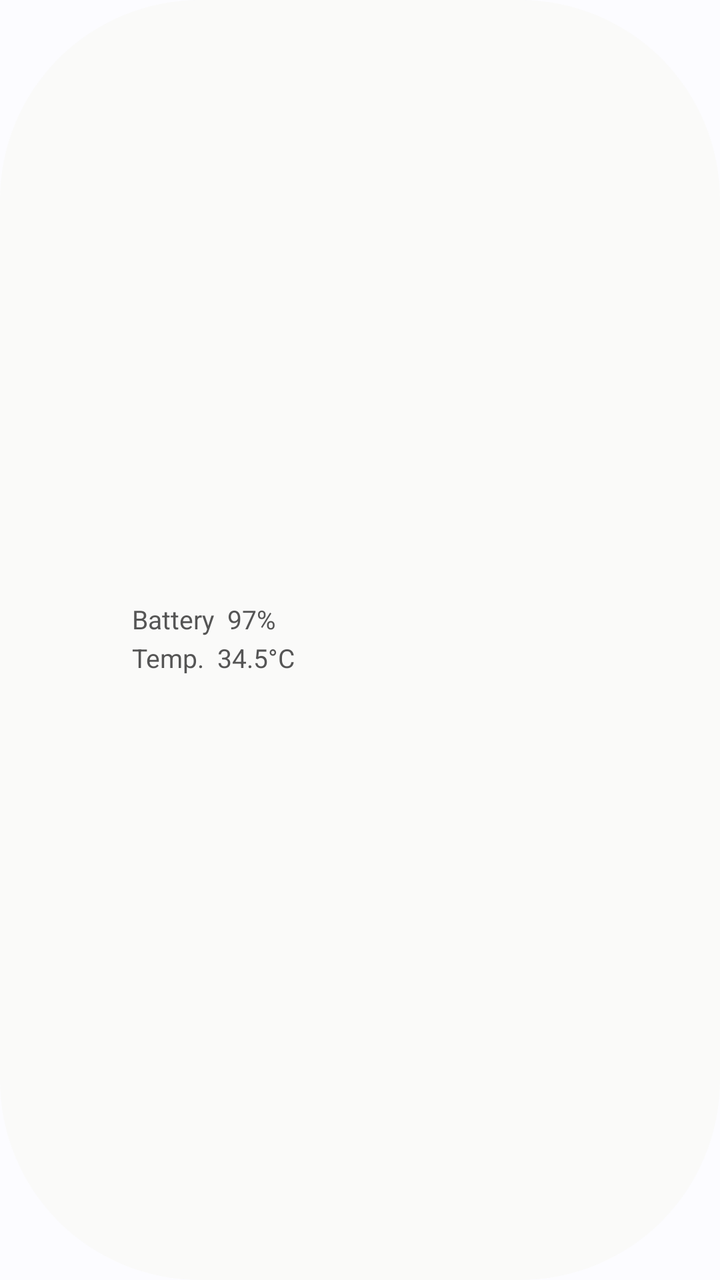
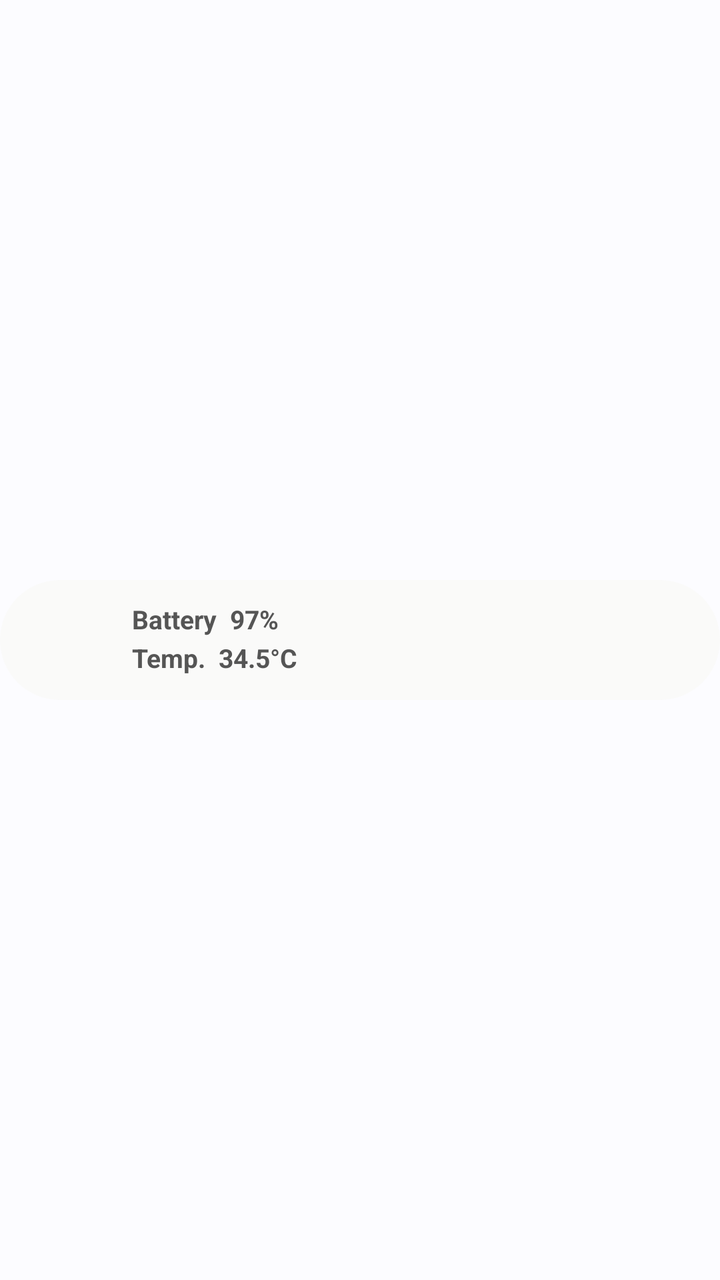

An Android layout rendered at two revisions. The XML below is the earlier revision; the diff shows what the commit changed to produce the second picture.
<!-- AndroidManifest.xml: application theme AppTheme -->
<!-- res/layout/widget_battery.xml -->
<?xml version="1.0" encoding="utf-8"?>
<FrameLayout xmlns:android="http://schemas.android.com/apk/res/android"
    android:id="@+id/widget_root"
    android:layout_width="match_parent"
    android:layout_height="match_parent"
    android:background="@drawable/widget_pill_bg">

    <LinearLayout
        android:layout_width="match_parent"
        android:layout_height="match_parent"
        android:gravity="center_vertical"
        android:orientation="horizontal"
        android:paddingStart="12dp"
        android:paddingEnd="14dp">

        <ImageView
            android:id="@+id/bt_ring"
            android:layout_width="44dp"
            android:layout_height="44dp"
            android:contentDescription="@null"
            android:scaleType="fitCenter" />

        <LinearLayout
            android:layout_width="0dp"
            android:layout_height="wrap_content"
            android:layout_marginStart="10dp"
            android:layout_weight="1"
            android:orientation="vertical">

            <TextView
                android:id="@+id/bt_title"
                android:layout_width="match_parent"
                android:layout_height="wrap_content"
                android:ellipsize="end"
                android:includeFontPadding="false"
                android:maxLines="1"
                android:text="Battery  97%"
                android:textColor="@color/w_text"
                android:textSize="13sp" />

            <TextView
                android:id="@+id/bt_temp"
                android:layout_width="match_parent"
                android:layout_height="wrap_content"
                android:layout_marginTop="4dp"
                android:ellipsize="end"
                android:includeFontPadding="false"
                android:maxLines="1"
                android:text="Temp.  34.5°C"
                android:textColor="@color/w_text"
                android:textSize="13sp" />
        </LinearLayout>
    </LinearLayout>
</FrameLayout>
<!-- resources referenced by this layout -->
<resources>
  <color name="w_text">#555555</color>
  <!-- drawable widget_pill_bg (drawable) -->
  <?xml version="1.0" encoding="utf-8"?>
  <shape xmlns:android="http://schemas.android.com/apk/res/android"
      android:shape="rectangle">
      <corners android:radius="100dp" />
      <solid android:color="@color/w_card" />
  </shape>
  <style name="AppTheme" parent="android:Theme.DeviceDefault.DayNight">
          <item name="android:windowActionBar">false</item>
          <item name="android:windowNoTitle">true</item>
          <item name="android:windowBackground">@color/app_bg</item>
          <item name="android:windowLightStatusBar">true</item>
          <item name="android:windowLightNavigationBar">true</item>
      </style>
  <color name="w_card">#FAFAF9</color>
  <color name="app_bg">@android:color/system_neutral1_10</color>
</resources>

<!-- the commit's change to res/layout/widget_battery.xml (unified diff, before → after) -->
@@ -1,54 +1,71 @@
 <?xml version="1.0" encoding="utf-8"?>
 <FrameLayout xmlns:android="http://schemas.android.com/apk/res/android"
-    android:id="@+id/widget_root"
+    android:id="@+id/widget_frame"
     android:layout_width="match_parent"
-    android:layout_height="match_parent"
-    android:background="@drawable/widget_pill_bg">
+    android:layout_height="match_parent">
 
-    <LinearLayout
+    <FrameLayout
+        android:id="@+id/widget_root"
         android:layout_width="match_parent"
-        android:layout_height="match_parent"
-        android:gravity="center_vertical"
-        android:orientation="horizontal"
-        android:paddingStart="12dp"
-        android:paddingEnd="14dp">
+        android:layout_height="60dp"
+        android:layout_gravity="center_vertical">
 
         <ImageView
-            android:id="@+id/bt_ring"
-            android:layout_width="44dp"
-            android:layout_height="44dp"
+            android:id="@+id/widget_bg"
+            android:layout_width="match_parent"
+            android:layout_height="match_parent"
             android:contentDescription="@null"
-            android:scaleType="fitCenter" />
+            android:importantForAccessibility="no"
+            android:scaleType="fitXY"
+            android:src="@drawable/widget_pill_bg" />
 
         <LinearLayout
-            android:layout_width="0dp"
-            android:layout_height="wrap_content"
-            android:layout_marginStart="10dp"
-            android:layout_weight="1"
-            android:orientation="vertical">
+            android:layout_width="match_parent"
+            android:layout_height="match_parent"
+            android:gravity="center_vertical"
+            android:orientation="horizontal"
+            android:paddingStart="12dp"
+            android:paddingEnd="14dp">
 
-            <TextView
-                android:id="@+id/bt_title"
-                android:layout_width="match_parent"
+            <ImageView
+                android:id="@+id/bt_ring"
+                android:layout_width="44dp"
+                android:layout_height="44dp"
+                android:contentDescription="@null"
+                android:scaleType="fitCenter" />
+
+            <LinearLayout
+                android:layout_width="0dp"
                 android:layout_height="wrap_content"
-                android:ellipsize="end"
-                android:includeFontPadding="false"
-                android:maxLines="1"
-                android:text="Battery  97%"
-                android:textColor="@color/w_text"
-                android:textSize="13sp" />
+                android:layout_marginStart="10dp"
+                android:layout_weight="1"
+                android:orientation="vertical">
 
-            <TextView
-                android:id="@+id/bt_temp"
-                android:layout_width="match_parent"
-                android:layout_height="wrap_content"
-                android:layout_marginTop="4dp"
-                android:ellipsize="end"
-                android:includeFontPadding="false"
-                android:maxLines="1"
-                android:text="Temp.  34.5°C"
-                android:textColor="@color/w_text"
-                android:textSize="13sp" />
+                <TextView
+                    android:id="@+id/bt_title"
+                    android:layout_width="match_parent"
+                    android:layout_height="wrap_content"
+                    android:ellipsize="end"
+                    android:includeFontPadding="false"
+                    android:maxLines="1"
+                    android:text="Battery  97%"
+                    android:textStyle="bold"
+                    android:textColor="@color/w_text"
+                    android:textSize="13sp" />
+
+                <TextView
+                    android:id="@+id/bt_temp"
+                    android:layout_width="match_parent"
+                    android:layout_height="wrap_content"
+                    android:layout_marginTop="4dp"
+                    android:ellipsize="end"
+                    android:includeFontPadding="false"
+                    android:maxLines="1"
+                    android:text="Temp.  34.5°C"
+                    android:textStyle="bold"
+                    android:textColor="@color/w_text"
+                    android:textSize="13sp" />
+            </LinearLayout>
         </LinearLayout>
-    </LinearLayout>
+    </FrameLayout>
 </FrameLayout>
